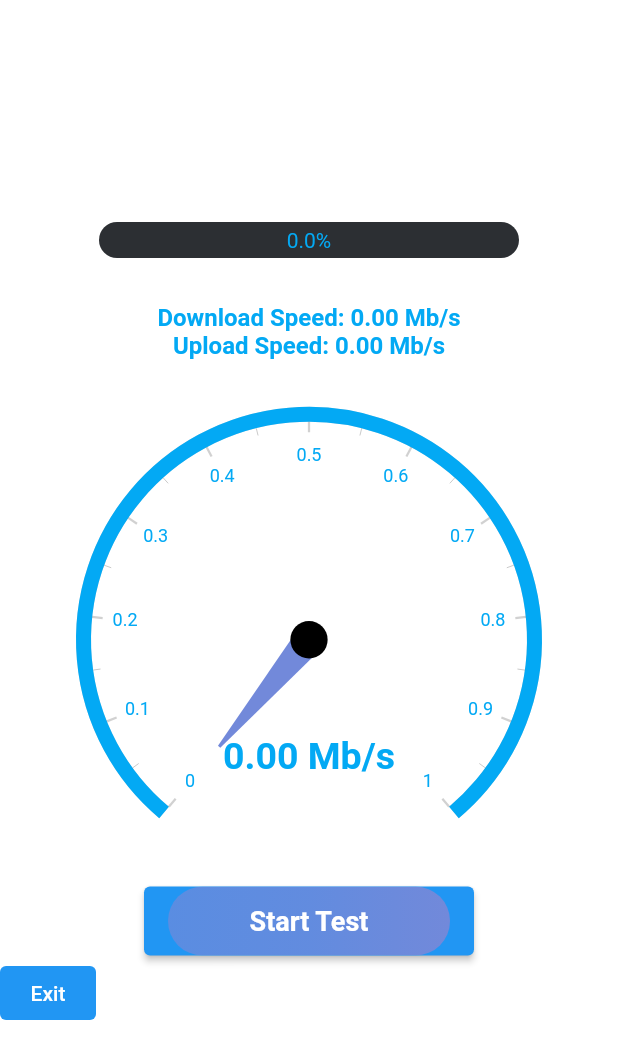
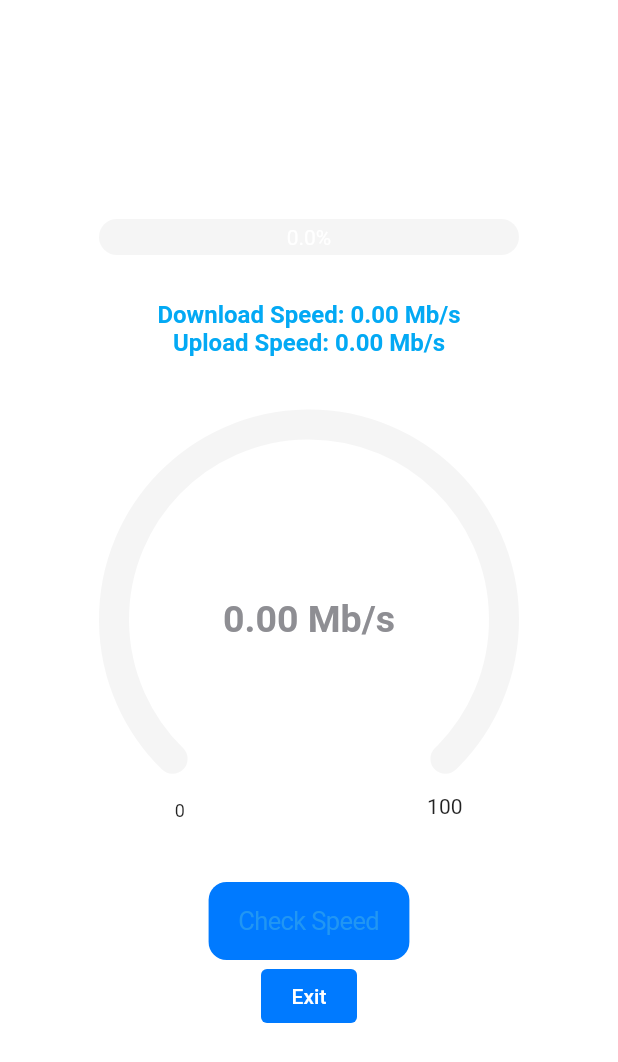
Before and after one commit to knk-naviin/iTest, a Flutter app: the Home screen opened directly, on a phone screen of 412 x 824 dp. Shown: the top 1062 px of the screen. Run offline on Flutter 3.47's test engine with Material 2 defaults, Android fonts, the phone set to English and light mode, and no system bars; drawn by our look-alikes of percent_indicator, syncfusion_flutter_gauges; our stand-ins replace animated_splash_screen, fluttertoast, rflutter_alert; missing offline and left inert: dart:ffi, internet_speed_test, splash_screen_view.

Commit message:
alomost finished

```diff
--- a/itest/lib/DataPlan.dart
+++ b/itest/lib/DataPlan.dart
@@ -5,7 +5,7 @@ import 'package:flutter/material.dart';
 import 'package:itest/screens/home.dart';
 
 class DataPlan extends StatelessWidget {
-  late final limit;
+  late final double? limit;
 
   @override
   Widget build(BuildContext context) {
@@ -44,7 +44,7 @@ class DataPlan extends StatelessWidget {
                 ],
               ),
             ),
-// Text("Select Your Speed Limit(optional)"),
+Text("Select Your Speed Limit(optional)"),
             Padding(
               padding: const EdgeInsets.all(8.0),
               child: Form(
@@ -71,7 +71,8 @@ class DataPlan extends StatelessWidget {
                                       }
                                     },
                                     onSaved: (value) {
-                                      limit = value;
+                                      print("reererererer${value}");
+                                      limit = double.parse(value!);
                                     },
                                     decoration: InputDecoration(
                                         border: InputBorder.none,
@@ -97,8 +98,8 @@ class DataPlan extends StatelessWidget {
                         context,
                         MaterialPageRoute(
                             builder: (context) => Home(
-                                  datalimit: limit
-                                )),
+                              datalimit: limit,
+                            )),
                       );
                     }
                   },
@@ -132,7 +133,7 @@ class DataPlan extends StatelessWidget {
               ),
             ),
             Padding(
-              padding: const EdgeInsets.all(8.0),
+              padding: const EdgeInsets.only(top: 58.0),
               child: Row(
                 mainAxisAlignment: MainAxisAlignment.center,
                 children: [
--- a/itest/lib/components/progressBar.dart
+++ b/itest/lib/components/progressBar.dart
@@ -1,3 +1,4 @@
+import 'package:flutter/cupertino.dart';
 import 'package:itest/constants/palette.dart';
 import 'package:percent_indicator/percent_indicator.dart';
 
@@ -8,32 +9,22 @@ class ProgressBar {
     return  LinearPercentIndicator(
       width: 300,
       lineHeight: 24.0,
+      curve: Curves.easeIn,
       percent: displayPer / 100.0,
       center: Text(
         displayPer.toStringAsFixed(1) + "%",
-        style: new TextStyle(
+        style:  TextStyle(
           fontSize: 14.0,
-          color: Colors.lightBlue,
+          color: Colors.white,
         ),
       ),
+      linearGradient: LinearGradient(
+        colors: [CupertinoColors.link, Colors.lightBlue],
+
+      ),
       linearStrokeCap: LinearStrokeCap.roundAll,
-      backgroundColor: progressBg,
-      progressColor: progressFill,
+      backgroundColor: Colors.grey.shade100,
+      // progressColor: Colors.lightBlueAccent,
     );
-    // CircularPercentIndicator(
-    //   radius: 60.0,
-    //   lineWidth: 25.0,
-    //   percent: displayPer / 100.0,
-    //   center: Text(
-    //     displayPer.toStringAsFixed(1) + "%",
-    //     style: new TextStyle(
-    //       fontSize: 14.0,
-    //       color: txtCol,
-    //     ),
-    //   ),
-    //   // linearStrokeCap: LinearStrokeCap.roundAll,
-    //   backgroundColor: progressBg,
-    //   progressColor: progressFill,
-    // );
   }
 }
--- a/itest/lib/screens/home.dart
+++ b/itest/lib/screens/home.dart
@@ -1,5 +1,5 @@
 import 'dart:ffi';
-
+import 'package:flutter/cupertino.dart';
 import 'package:flutter/material.dart';
 import 'package:flutter/services.dart';
 import 'package:internet_speed_test/internet_speed_test.dart';
@@ -15,13 +15,19 @@ import 'package:rflutter_alert/rflutter_alert.dart';
 import 'package:syncfusion_flutter_gauges/gauges.dart';
 
 class Home extends StatefulWidget {
-  final datalimit;
+
+  late final datalimit;
+
   Home({this.datalimit});
+
   @override
   _HomeState createState() => _HomeState();
 }
 
 class _HomeState extends State<Home> {
+
+  @override
+
   final internetSpeedTest = InternetSpeedTest();
   final ProgressBar progressBar = ProgressBar();
   double downloadRate = 0;
@@ -48,6 +54,8 @@ class _HomeState extends State<Home> {
 
   @override
   Widget build(BuildContext context) {
+    print("***********");
+    print(widget.datalimit);
     return Scaffold(
       backgroundColor: Colors.white,
       body: Center(
@@ -78,85 +86,176 @@ class _HomeState extends State<Home> {
                 showLabel('Upload', uploadRate, unitText),
               ],
             ),
+            // SfRadialGauge(
+            //     title: GaugeTitle(
+            //       backgroundColor: Colors.grey,
+            //         text: ' ',
+            //         textStyle: const TextStyle(
+            //             fontSize: 20.0, fontWeight: FontWeight.bold)),
+            //
+            //     axes: [
+            //       RadialAxis(canRotateLabels: true,
+            //   showFirstLabel: true,
+            //           showLabels: true,
+            //
+            //           showLastLabel: true,
+            //           showAxisLine: false,
+            //           minimum: 0,
+            //           maximum: 100,
+            //           axisLabelStyle: GaugeTextStyle(
+            //             color: CupertinoColors.systemGrey2
+            //           ),
+            //           ranges: <GaugeRange>[
+            //             GaugeRange(
+            //                 startValue: 0,
+            //                 endValue: 40,
+            //
+            //                 startWidth: 10,
+            //                 endWidth: 10
+            //             ),
+            //             GaugeRange(
+            //                 startValue: 40,
+            //                 endValue: 50,
+            //                 gradient: SweepGradient(
+            //                   startAngle: 20,
+            //                     endAngle: 100,
+            //                     tileMode : TileMode.clamp,
+            //                     colors: [
+            //                       Colors.lightBlue,
+            //                       Colors.white
+            //                     ]
+            //                 ),
+            //                 startWidth: 10,
+            //                 endWidth: 10
+            //             ),
+            //             GaugeRange(
+            //                 startValue: 50,
+            //                 endValue: 100,
+            //                 color: Colors.white,
+            //                 startWidth: 10,
+            //                 endWidth: 10),
+            //             GaugeRange(
+            //                 startValue: 100,
+            //                 endValue: 150,
+            //                 color: Colors.white,
+            //                 startWidth: 10,
+            //                 endWidth: 10)
+            //           ],
+            //           pointers: <GaugePointer>[
+            //             NeedlePointer(
+            //
+            //               knobStyle: KnobStyle(
+            //                 color: Colors.grey,
+            //               ),
+            //               tailStyle: TailStyle(
+            //                 color: Colors.red,
+            //                   lengthUnit : GaugeSizeUnit.logicalPixel
+            //               ),
+            //               gradient: LinearGradient(
+            //                 colors:   [Colors.lightBlue,CupertinoColors.link],
+            //
+            //               ),
+            //               value: displayRate,
+            //               enableAnimation: true,
+            //               needleColor: CupertinoColors.systemGrey,
+            //             ),
+            //           ],
+            //           annotations: <GaugeAnnotation>[
+            //             GaugeAnnotation(
+            //                 widget: Padding(
+            //                   padding: const EdgeInsets.only(top: 78.0),
+            //                   child: Container(
+            //                     child: Text(
+            //                       displayRate.toStringAsFixed(2) + ' ' + unitText,
+            //                       style: TextStyle(
+            //                         fontSize: 25,
+            //                         fontWeight: FontWeight.bold,
+            //                         color: CupertinoColors.systemGrey,
+            //                       ),
+            //                     ),
+            //                   ),
+            //                 ),
+            //                 angle: 90,
+            //                 positionFactor: 0.5)
+            //           ])
+            //
+            //     ]),
             SfRadialGauge(
-                title: GaugeTitle(
-                    text: ' ',
-                    textStyle: const TextStyle(
-                        fontSize: 20.0, fontWeight: FontWeight.bold)),
+
+              enableLoadingAnimation: true,
               axes: <RadialAxis>[
                 RadialAxis(
+                  showAxisLine: true,
+                  showLabels: false,
+                  showTicks: false,
+                  radiusFactor: 0.8,
                   minimum: 0,
-                      maximum: 1,
-                      axisLabelStyle: GaugeTextStyle(
-                        color: Colors.lightBlue,
+                  maximum: widget.datalimit == null ? 100 : widget.datalimit,
+                  axisLineStyle: AxisLineStyle(
+                      cornerStyle: CornerStyle.bothCurve,
+                      color: Colors.grey.shade100,
+                      thickness: 20
                   ),
-                      ranges: <GaugeRange>[
-                        GaugeRange(
-                            startValue: 0,
-                            endValue: 50,
-                            color: Colors.lightBlue,
-                            startWidth: 10,
-                            endWidth: 10),
-                        GaugeRange(
-                            startValue: 50,
-                            endValue: 100,
-                            color: Colors.lightBlue,
-                            startWidth: 10,
-                            endWidth: 10),
-                        GaugeRange(
-                            startValue: 100,
-                            endValue: 150,
-                            color: Colors.lightBlue,
-                            startWidth: 10,
-                            endWidth: 10)
-                      ],
-                      pointers: <GaugePointer>[
-                        NeedlePointer(
-                          value: displayRate,
-                          enableAnimation: true,
-                          needleColor: needleCol,
-                        )
-                      ],
                   annotations: <GaugeAnnotation>[
                     GaugeAnnotation(
-                            widget: Container(
-                              child: Text(
+                        angle: 90,
+                        positionFactor: 0,
+                        widget: Column(
+                          mainAxisSize: MainAxisSize.min,
+                          children: <Widget>[
+                            Text(
                                 displayRate.toStringAsFixed(2) + ' ' + unitText,
                                 style: TextStyle(
                                   fontSize: 25,
                                   fontWeight: FontWeight.bold,
-                                  color: Colors.lightBlue,
+                                  color: CupertinoColors.systemGrey,
+                                )),
+                          ],
+                        )),
+                    GaugeAnnotation(
+                        axisValue: displayRate,
+                        angle: 124,
+                        positionFactor: 1.1,
+                        widget: Container(
+                          child: Text('0', style: TextStyle(fontSize: 12)),
+                        )),
+                    GaugeAnnotation(
+                        axisValue: displayRate,
+                        angle: 54,
+                        positionFactor: 1.1,
+                        widget: Container(
+                          child: Text("${widget.datalimit== null ? 100 : widget.datalimit}", style: TextStyle(fontSize: 14)),
+                        )),
+                  ],
+                  pointers: [
+                    RangePointer(
+                      value: displayRate,
+                      width: 29,
+                      // pointerOffset: -6,
+                      cornerStyle: CornerStyle.bothCurve,
+                      color: Colors.white,
+                      gradient: SweepGradient(
+                        startAngle: 20,
+                        endAngle: 100,
+                        tileMode: TileMode.clamp,
+                        colors: [CupertinoColors.link, Colors.lightBlue],
                       ),
                     ),
+                    // MarkerPointer(
+                    //
+                    //
+                    //   markerType: MarkerType.text,
+                    // )
+                  ],
                 ),
-                            angle: 90,
-                            positionFactor: 0.5)
-                      ])
-                ]),
-            // SfLinearGauge(
-            //   ranges: [
-            //     LinearGaugeRange(
-            //       startValue: 0,
-            //       endValue: 50,
-            //     ),
-            //   ],
-            //   markerPointers: [
-            //     LinearShapePointer(
-            //       value: 50,
-            //     ),
-            //   ],
-            //   barPointers: [LinearBarPointer(value: 80)],
-            // ),
+              ],
+            ),
+
             Row(
               mainAxisAlignment: MainAxisAlignment.center,
               children: [
-                ElevatedButton(
-                  child: btnInk,
-                  // shape: RoundedRectangleBorder(
-                  //     borderRadius: BorderRadius.circular(80.0)),
-                  // padding: const EdgeInsets.all(0.0),
-                  // color: Colors.red,
-                  // textColor: txtCol,
+                CupertinoButton(
+                  color: CupertinoColors.link,
                   onPressed: () {
                     if (!isTesting) {
                       setState(() {
@@ -254,13 +353,18 @@ class _HomeState extends State<Home> {
                       );
                     }
                   },
-                ),
+                  child: Text("Check Speed"),
+                )
               ],
             ),
             Row(
+              mainAxisAlignment: MainAxisAlignment.center,
               children: [
                 ElevatedButton(
-                    style: ButtonStyle(elevation: MaterialStateProperty.all(0)),
+                    style: ButtonStyle(
+                        backgroundColor: MaterialStateProperty.all(
+                            CupertinoColors.systemBlue),
+                        elevation: MaterialStateProperty.all(0)),
                     onPressed: () {
                       SystemNavigator.pop();
                     },
```
Lines whose indentation alone changed are shown as unchanged.
